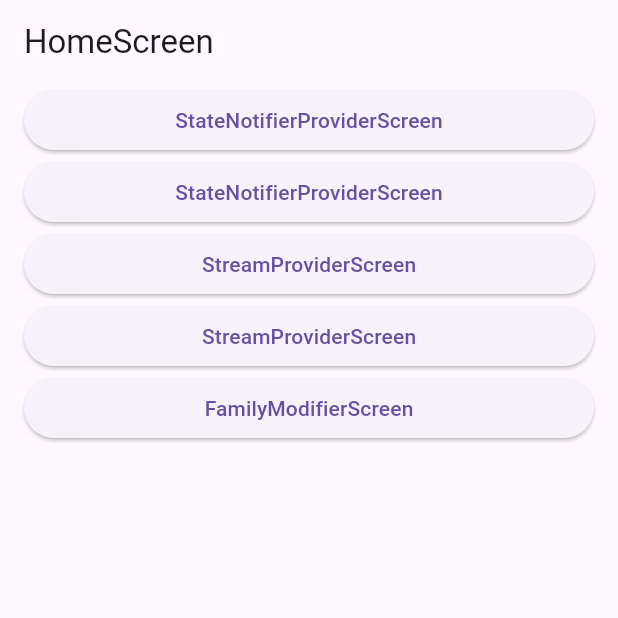
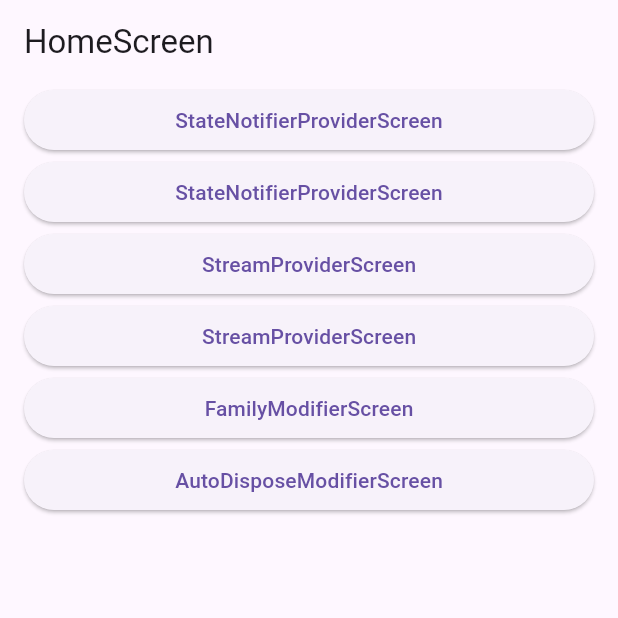
Before and after one commit to g0garden/flutter-state-management-prac, a Flutter app: the screen it shows after launch, on a phone screen of 412 x 824 dp, the top half of it. Run offline on Flutter 3.47's test engine with Material 3 defaults, Android fonts, the phone set to English and light mode, and no system bars; our stand-ins replace flutter_riverpod.

Commit message:
autoDisposeModifierProvider
- 캐싱필요없는 경우에 사용

```diff
--- a/riverpod_prac/lib/screen/home_screen.dart
+++ b/riverpod_prac/lib/screen/home_screen.dart
@@ -1,5 +1,6 @@
 import 'package:flutter/material.dart';
 import 'package:riverpod_prac/layout/default_layout.dart';
+import 'package:riverpod_prac/screen/auto_modifier_screen.dart';
 import 'package:riverpod_prac/screen/family_modifier_screen.dart';
 import 'package:riverpod_prac/screen/future_provider_screen.dart';
 import 'package:riverpod_prac/screen/state_notifier_provider_screen.dart';
@@ -48,7 +49,14 @@ class HomeScreen extends StatelessWidget {
                 builder: (_) => FamilyModifierScreen(),
               ));
             },
-            child: Text('FamilyModifierScreen'))
+            child: Text('FamilyModifierScreen')),
+        ElevatedButton(
+            onPressed: () {
+              Navigator.of(context).push(MaterialPageRoute(
+                builder: (_) => AutoDisposeModifierScreen(),
+              ));
+            },
+            child: Text('AutoDisposeModifierScreen'))
       ]),
     );
   }
```
Also changed, not shown: riverpod_prac/lib/riverpod/auto_dispose_modifier_provider.dart (added, +12 -0 lines), riverpod_prac/lib/screen/auto_dispose_modifier_screen.dart (added, +25 -0 lines).
